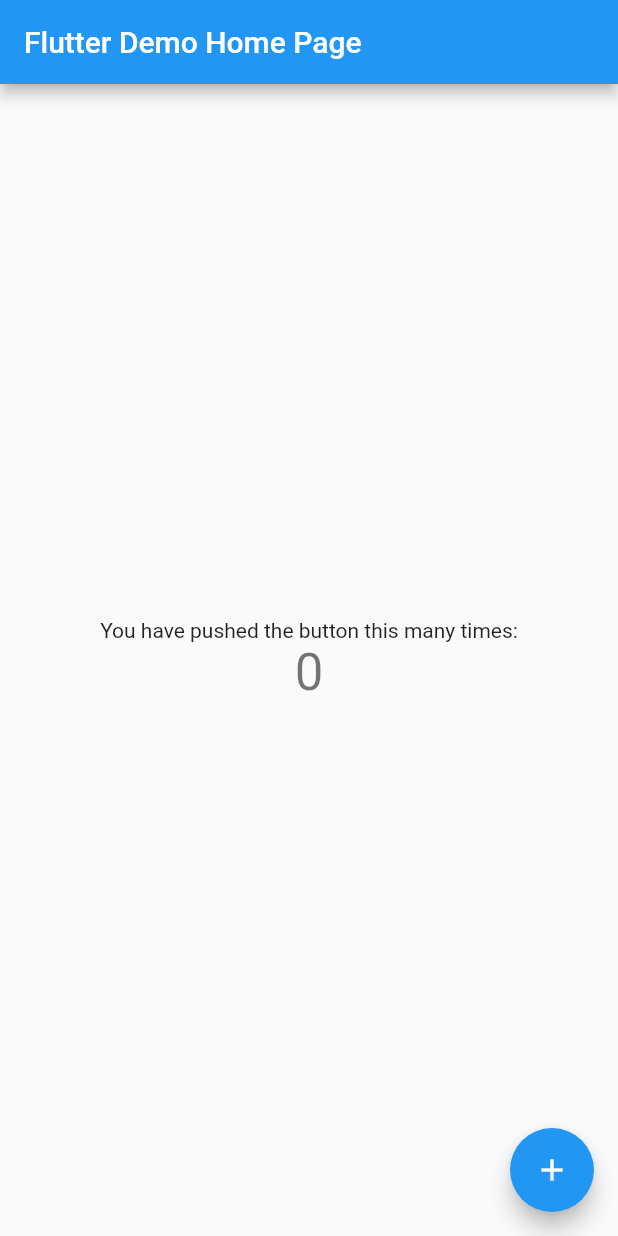
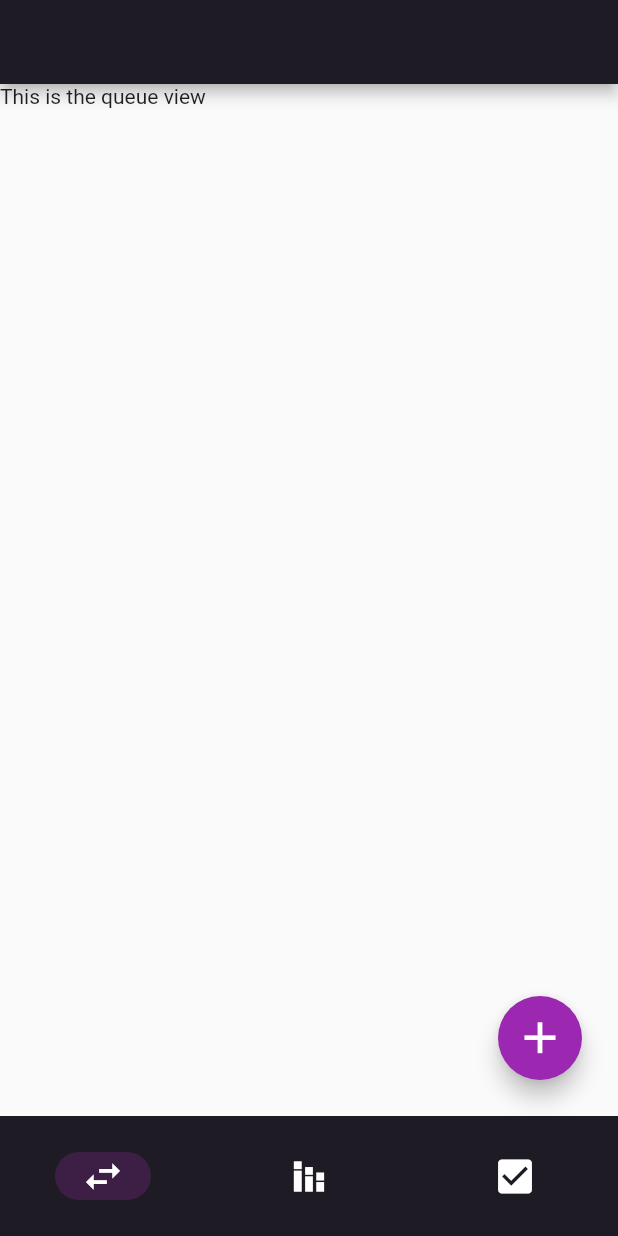
Before and after one commit to Sawansunar56/Structure_Goal, a Flutter app: the screen it shows after launch, on a phone screen of 412 x 824 dp. Run offline on Flutter 3.47's test engine with Material 2 defaults, Android fonts, the light colour scheme and no system bars.

Commit message:
Navigation Done and Home Added

```diff
--- a/lib/main.dart
+++ b/lib/main.dart
@@ -1,4 +1,6 @@
 import 'package:flutter/material.dart';
+import './screens/stack_view.dart';
+import './screens/queue_view.dart';
 
 void main() {
   runApp(const MyApp());
@@ -11,105 +13,85 @@
   @override
   Widget build(BuildContext context) {
     return MaterialApp(
-      title: 'Flutter Demo',
+      title: 'Flutter game',
       theme: ThemeData(
-        // This is the theme of your application.
-        //
-        // Try running your application with "flutter run". You'll see the
-        // application has a blue toolbar. Then, without quitting the app, try
-        // changing the primarySwatch below to Colors.green and then invoke
-        // "hot reload" (press "r" in the console where you ran "flutter run",
-        // or simply save your changes to "hot reload" in a Flutter IDE).
-        // Notice that the counter didn't reset back to zero; the application
-        // is not restarted.
-        primarySwatch: Colors.blue,
+        primarySwatch: Colors.purple,
       ),
-      home: const MyHomePage(title: 'Flutter Demo Home Page'),
+      home: const MyHomePage(),
+      debugShowCheckedModeBanner: false,
     );
   }
 }
 
 class MyHomePage extends StatefulWidget {
-  const MyHomePage({super.key, required this.title});
-
-  // This widget is the home page of your application. It is stateful, meaning
-  // that it has a State object (defined below) that contains fields that affect
-  // how it looks.
-
-  // This class is the configuration for the state. It holds the values (in this
-  // case the title) provided by the parent (in this case the App widget) and
-  // used by the build method of the State. Fields in a Widget subclass are
-  // always marked "final".
-
-  final String title;
+  const MyHomePage({super.key});
 
   @override
   State<MyHomePage> createState() => _MyHomePageState();
 }
 
 class _MyHomePageState extends State<MyHomePage> {
-  int _counter = 0;
+  int selectedItemIndex = 0;
 
-  void _incrementCounter() {
-    setState(() {
-      // This call to setState tells the Flutter framework that something has
-      // changed in this State, which causes it to rerun the build method below
-      // so that the display can reflect the updated values. If we changed
-      // _counter without calling setState(), then the build method would not be
-      // called again, and so nothing would appear to happen.
-      _counter++;
-    });
-  }
+  static const List<Widget> _pages = <Widget>[
+    QueueView(),
+    StackView(),
+    Icon(Icons.search, size: 150),
+  ];
 
   @override
   Widget build(BuildContext context) {
-    // This method is rerun every time setState is called, for instance as done
-    // by the _incrementCounter method above.
-    //
-    // The Flutter framework has been optimized to make rerunning build methods
-    // fast, so that you can just rebuild anything that needs updating rather
-    // than having to individually change instances of widgets.
     return Scaffold(
       appBar: AppBar(
-        // Here we take the value from the MyHomePage object that was created by
-        // the App.build method, and use it to set our appbar title.
-        title: Text(widget.title),
+        backgroundColor: const Color(0xff1F1B24),
       ),
-      body: Center(
-        // Center is a layout widget. It takes a single child and positions it
-        // in the middle of the parent.
-        child: Column(
-          // Column is also a layout widget. It takes a list of children and
-          // arranges them vertically. By default, it sizes itself to fit its
-          // children horizontally, and tries to be as tall as its parent.
-          //
-          // Invoke "debug painting" (press "p" in the console, choose the
-          // "Toggle Debug Paint" action from the Flutter Inspector in Android
-          // Studio, or the "Toggle Debug Paint" command in Visual Studio Code)
-          // to see the wireframe for each widget.
-          //
-          // Column has various properties to control how it sizes itself and
-          // how it positions its children. Here we use mainAxisAlignment to
-          // center the children vertically; the main axis here is the vertical
-          // axis because Columns are vertical (the cross axis would be
-          // horizontal).
-          mainAxisAlignment: MainAxisAlignment.center,
-          children: <Widget>[
-            const Text(
-              'You have pushed the button this many times:',
+      body: _pages.elementAt(selectedItemIndex),
+      // Container(
+      //   decoration: const BoxDecoration(
+      //     color: Color(0xff292929),
+      //   ),
+      // ),
+      bottomNavigationBar: SizedBox(
+        height: 80,
+        child: NavigationBar(
+          backgroundColor: const Color(0xff1F1B24),
+          destinations: const [
+            NavigationDestination(
+              icon: Icon(Icons.swap_horiz, size: 30.0, color: Colors.white),
+              label: '',
             ),
-            Text(
-              '$_counter',
-              style: Theme.of(context).textTheme.headlineMedium,
+            NavigationDestination(
+              icon: Icon(
+                Icons.stacked_bar_chart,
+                size: 30,
+                color: Colors.white,
+              ),
+              label: '',
+            ),
+            NavigationDestination(
+              icon: Icon(Icons.check_box, size: 30, color: Colors.white),
+              label: '',
             ),
           ],
+          selectedIndex: selectedItemIndex,
+          onDestinationSelected: (int index) {
+            setState(() {
+              selectedItemIndex = index;
+            });
+          },
+          animationDuration: const Duration(milliseconds: 500),
+          labelBehavior: NavigationDestinationLabelBehavior.alwaysHide,
         ),
       ),
-      floatingActionButton: FloatingActionButton(
-        onPressed: _incrementCounter,
-        tooltip: 'Increment',
-        child: const Icon(Icons.add),
-      ), // This trailing comma makes auto-formatting nicer for build methods.
+      floatingActionButton: Padding(
+        padding: const EdgeInsets.all(8.0),
+        child: FloatingActionButton(
+          onPressed: () {},
+          backgroundColor: Colors.purple,
+          child: const Icon(Icons.add, size: 35),
+        ),
+      ),
     );
+    ;
   }
 }
--- /dev/null
+++ b/lib/screens/queue_view.dart
@@ -0,0 +1,12 @@
+import 'package:flutter/material.dart';
+
+class QueueView extends StatelessWidget {
+  const QueueView({super.key});
+
+  @override
+  Widget build(BuildContext context) {
+    return Container(
+      child: const Text("This is the queue view"),
+    );
+  }
+}
--- /dev/null
+++ b/lib/screens/stack_view.dart
@@ -0,0 +1,12 @@
+import 'package:flutter/material.dart';
+
+class StackView extends StatelessWidget {
+  const StackView({super.key});
+
+  @override
+  Widget build(BuildContext context) {
+    return Container(
+      child: const Text("Hello World"),
+    );
+  }
+}
```
Also changed, not shown: 1 other file.
